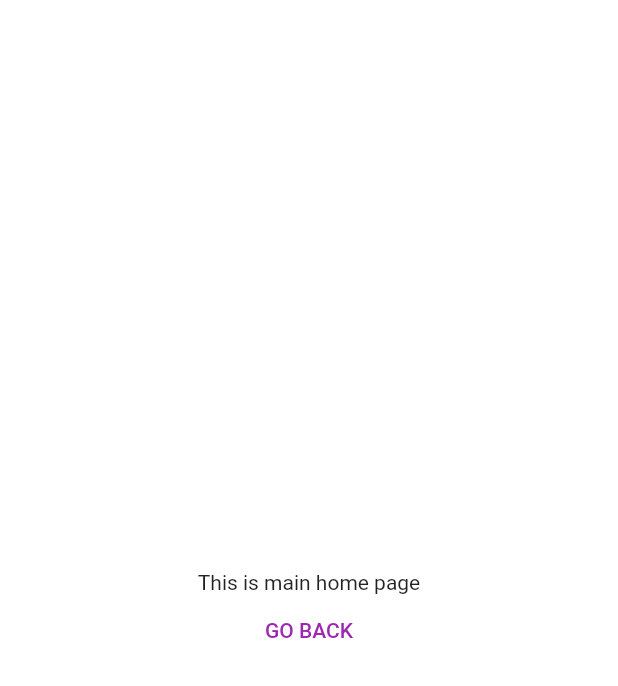
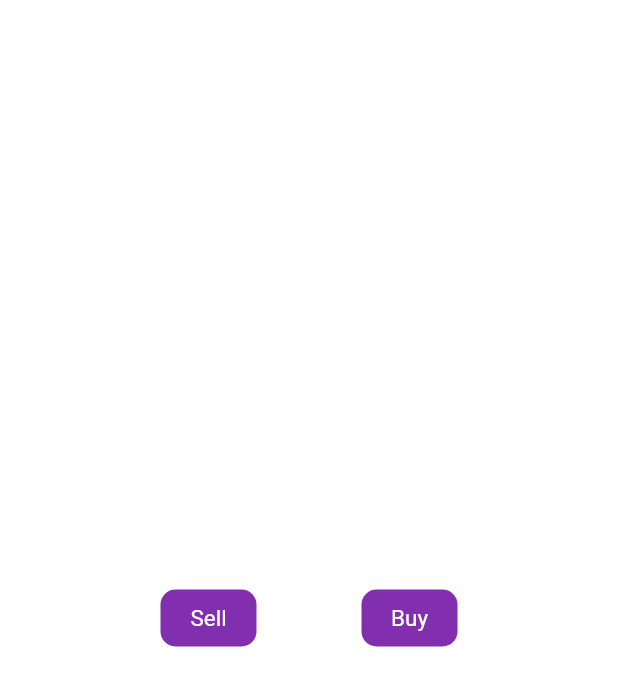
Before and after one commit to SKD024/FYP, a Flutter app: the homepage screen opened directly, on a phone screen of 412 x 824 dp. Shown: the top 686 px of the screen. Run offline on Flutter 3.47's test engine with Material 2 defaults, Android fonts, the phone set to English and light mode, and no system bars; network calls fail.

Commit message:
some changes

```diff
--- a/lib/present/screens/homepage/homepage.dart
+++ b/lib/present/screens/homepage/homepage.dart
@@ -1,5 +1,8 @@
 import 'package:flutter/cupertino.dart';
 import 'package:flutter/material.dart';
+
+import '../Add product/addproduct.dart';
+import '../View product/viewproduct.dart';
 
 class homepage extends StatefulWidget {
   homepage({Key? key}) : super(key: key);
@@ -17,13 +20,57 @@ class _homepageState extends State<homepage> {
         body: Column(
           mainAxisAlignment: MainAxisAlignment.center,
           children: [
-            Text('This is main home page'),
-            Center(
-              child: TextButton(
-                  onPressed: () {
-                    Navigator.pop(context);
-                  },
-                  child: Text('GO BACK')),
+            Row(
+              mainAxisAlignment: MainAxisAlignment.center,
+              children: [
+                TextButton(
+                    style: TextButton.styleFrom(
+                      shape: RoundedRectangleBorder(
+                        borderRadius: BorderRadius.circular(10),
+                      ),
+                      backgroundColor: const Color.fromRGBO(130, 47, 175, 1),
+                      padding: const EdgeInsets.all(10.0),
+                      primary: Colors.black,
+                      textStyle: const TextStyle(fontSize: 15),
+                    ),
+                    onPressed: () {
+                      Navigator.push(
+                        context,
+                        MaterialPageRoute(builder: (context) => AddProduct()),
+                      );
+                    },
+                    child: const Text(
+                      'Sell',
+                      style: TextStyle(
+                        color: Colors.white,
+                        fontSize: 15,
+                      ),
+                    )),
+                SizedBox(width: 70),
+                TextButton(
+                    style: TextButton.styleFrom(
+                      shape: RoundedRectangleBorder(
+                        borderRadius: BorderRadius.circular(10),
+                      ),
+                      backgroundColor: const Color.fromRGBO(130, 47, 175, 1),
+                      padding: const EdgeInsets.all(10.0),
+                      primary: Colors.black,
+                      textStyle: const TextStyle(fontSize: 15),
+                    ),
+                    onPressed: () {
+                      Navigator.push(
+                        context,
+                        MaterialPageRoute(builder: (context) => viewproduct()),
+                      );
+                    },
+                    child: const Text(
+                      'Buy',
+                      style: TextStyle(
+                        color: Colors.white,
+                        fontSize: 15,
+                      ),
+                    )),
+              ],
             ),
           ],
         ),
--- a/lib/present/screens/login/loginscreen.dart
+++ b/lib/present/screens/login/loginscreen.dart
@@ -1,3 +1,5 @@
+import 'package:bookbinnepal/present/screens/Add%20product/addproduct.dart';
+import 'package:bookbinnepal/present/screens/View%20product/viewproduct.dart';
 import 'package:bookbinnepal/present/screens/homepage/homepage.dart';
 import 'package:bookbinnepal/present/screens/signup/register.dart';
 //import 'package:flutter/cupertino.dart';
--- a/pubspec.yaml
+++ b/pubspec.yaml
@@ -34,6 +34,8 @@ dependencies:
   # The following adds the Cupertino Icons font to your application.
   # Use with the CupertinoIcons class for iOS style icons.
   cupertino_icons: ^1.0.2
+  http: ^0.13.4
+  provider: ^6.0.2
 
 dev_dependencies:
   flutter_test:
```
Also changed, not shown: lib/present/screens/Add product/addproduct.dart (added, +114 -0 lines), lib/present/screens/View product/viewproduct.dart (added, +123 -0 lines), lib/productmodel.dart (added, +15 -0 lines), pubspec.lock.
